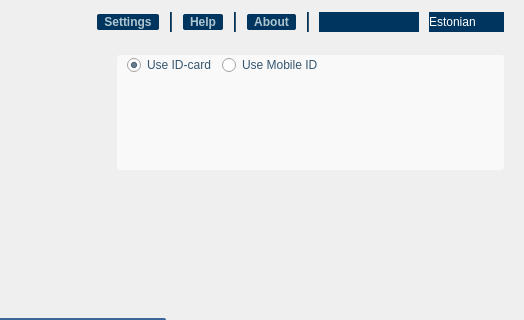
First picture: the form in client/ui/MainWindow.ui, repository open-eid/qdigidoc, before the edit; both pictures show x 126 to 650 and y 0 to 320 of the 650 by 552 pixel window.
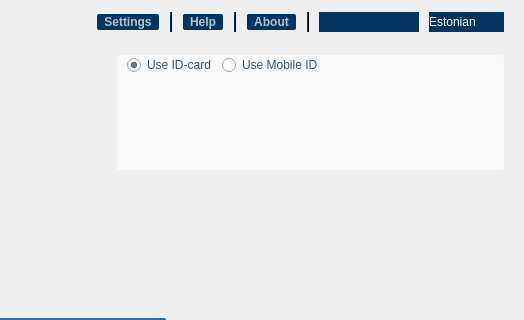
Second picture: the form after the edit. Icons and pictures are not drawn. Custom widgets are drawn as their Qt base class.

Diff of the .ui file:
```diff
--- a/client/ui/MainWindow.ui
+++ b/client/ui/MainWindow.ui
@@ -47,7 +47,8 @@
    <item>
     <widget class="QFrame" name="background">
      <property name="styleSheet">
-      <string notr="true">* { color: #355670; font: 12px &quot;Arial, Liberation Sans&quot;; }
+      <string notr="true">QLabel, QAbstractButton, QAbstractItemView, QComboBox
+{ color: #355670; font: 12px &quot;Arial, Liberation Sans&quot;; }
 
 /* widgets */
 QPushButton
```
